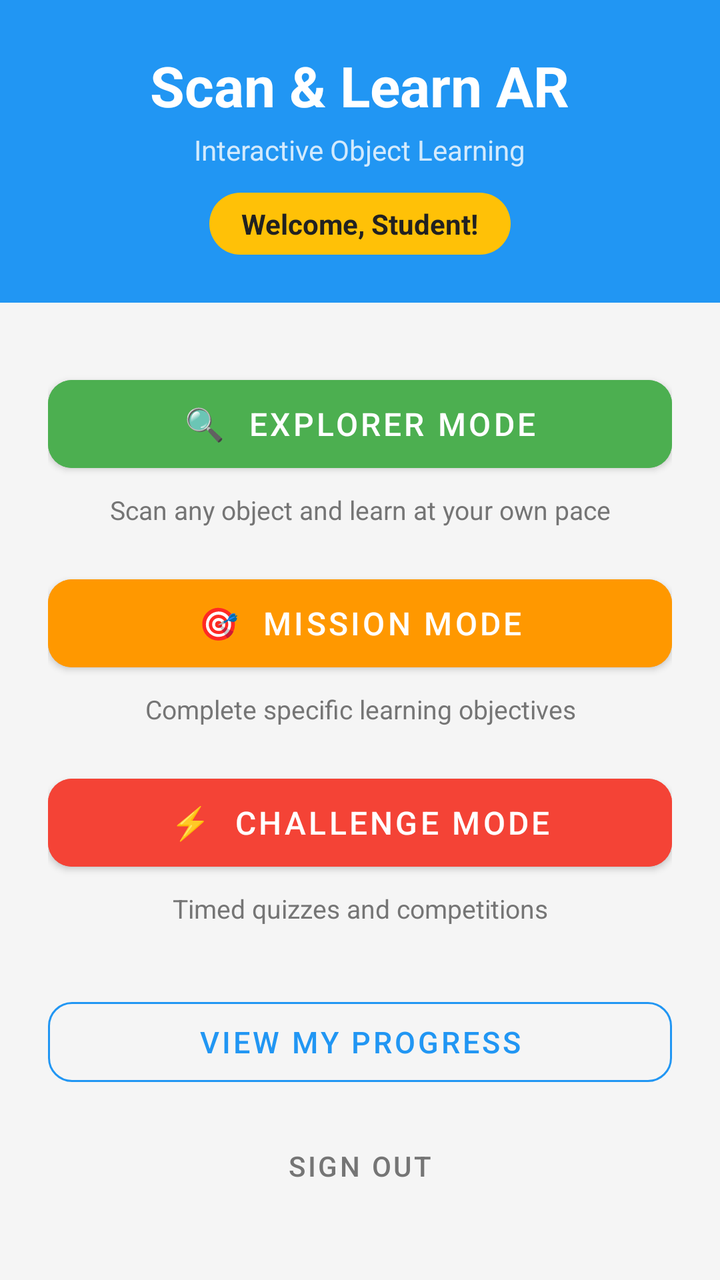
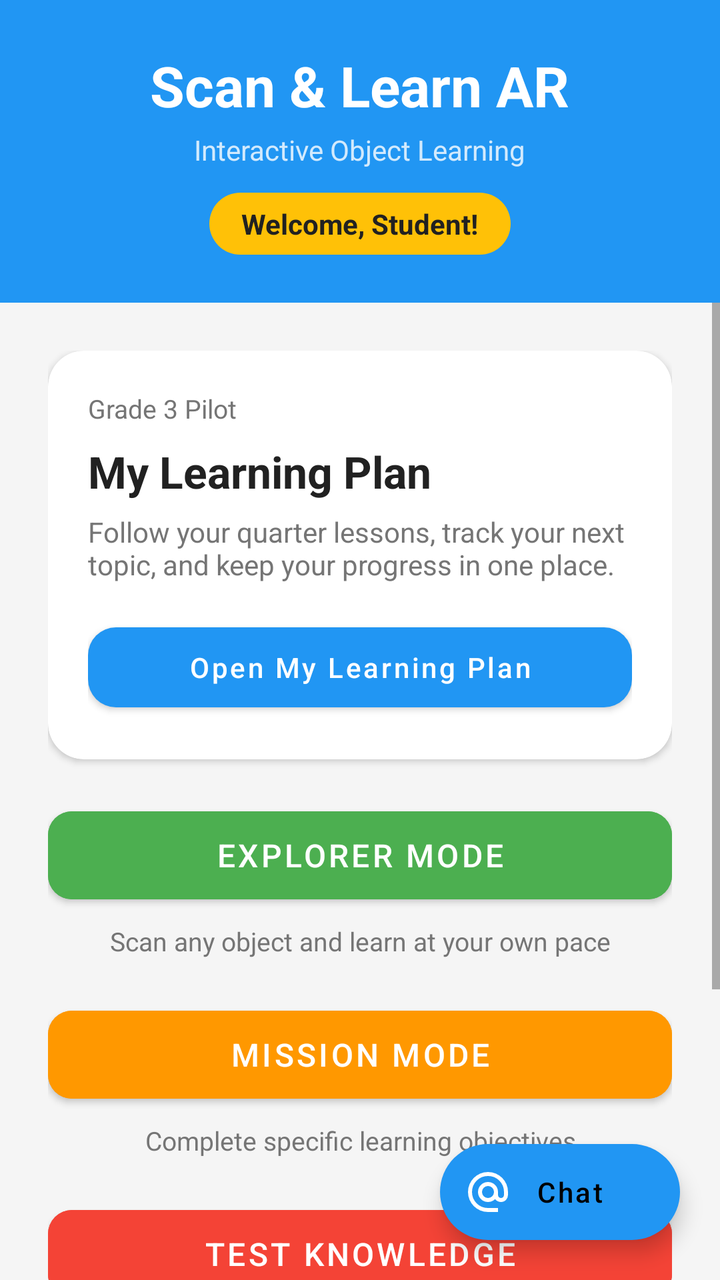

An Android layout rendered at two revisions. The XML below is the earlier revision; the diff shows what the commit changed to produce the second picture.
<!-- AndroidManifest.xml: activity theme Theme.ScanLearnAR.NoActionBar -->
<!-- res/layout/activity_home.xml -->
<?xml version="1.0" encoding="utf-8"?>
<LinearLayout xmlns:android="http://schemas.android.com/apk/res/android"
    xmlns:app="http://schemas.android.com/apk/res-auto"
    android:layout_width="match_parent"
    android:layout_height="match_parent"
    android:orientation="vertical"
    android:background="@color/background">

    <LinearLayout
        android:layout_width="match_parent"
        android:layout_height="wrap_content"
        android:orientation="vertical"
        android:background="@color/primary"
        android:padding="24dp"
        android:gravity="center">

        <TextView
            android:layout_width="wrap_content"
            android:layout_height="wrap_content"
            android:text="Scan &amp; Learn AR"
            android:textSize="28sp"
            android:textStyle="bold"
            android:textColor="@android:color/white" />

        <TextView
            android:layout_width="wrap_content"
            android:layout_height="wrap_content"
            android:text="Interactive Object Learning"
            android:textSize="14sp"
            android:textColor="#CCFFFFFF"
            android:layout_marginTop="4dp" />

        <TextView
            android:id="@+id/tvWelcome"
            android:layout_width="wrap_content"
            android:layout_height="wrap_content"
            android:text="Welcome, Student!"
            android:textSize="14sp"
            android:textStyle="bold"
            android:textColor="@color/text_primary"
            android:background="@drawable/bg_badge_yellow"
            android:paddingHorizontal="16dp"
            android:paddingVertical="6dp"
            android:layout_marginTop="12dp" />
    </LinearLayout>

    <ScrollView
        android:layout_width="match_parent"
        android:layout_height="0dp"
        android:layout_weight="1"
        android:fillViewport="true">

        <LinearLayout
            android:layout_width="match_parent"
            android:layout_height="wrap_content"
            android:orientation="vertical"
            android:gravity="center_vertical"
            android:padding="24dp"
            android:minHeight="400dp">

            <com.google.android.material.button.MaterialButton
                android:id="@+id/btnExplorer"
                android:layout_width="match_parent"
                android:layout_height="56dp"
                android:text="🔍  Explorer Mode"
                android:textSize="16sp"
                android:backgroundTint="@color/explorer"
                app:cornerRadius="12dp" />

            <TextView
                android:layout_width="match_parent"
                android:layout_height="wrap_content"
                android:text="Scan any object and learn at your own pace"
                android:textSize="13sp"
                android:textColor="@color/text_secondary"
                android:gravity="center"
                android:layout_marginTop="6dp"
                android:layout_marginBottom="20dp" />

            <com.google.android.material.button.MaterialButton
                android:id="@+id/btnMission"
                android:layout_width="match_parent"
                android:layout_height="56dp"
                android:text="🎯  Mission Mode"
                android:textSize="16sp"
                android:backgroundTint="@color/mission"
                app:cornerRadius="12dp" />

            <TextView
                android:layout_width="match_parent"
                android:layout_height="wrap_content"
                android:text="Complete specific learning objectives"
                android:textSize="13sp"
                android:textColor="@color/text_secondary"
                android:gravity="center"
                android:layout_marginTop="6dp"
                android:layout_marginBottom="20dp" />

            <com.google.android.material.button.MaterialButton
                android:id="@+id/btnChallenge"
                android:layout_width="match_parent"
                android:layout_height="56dp"
                android:text="⚡  Challenge Mode"
                android:textSize="16sp"
                android:backgroundTint="@color/challenge"
                app:cornerRadius="12dp" />

            <TextView
                android:layout_width="match_parent"
                android:layout_height="wrap_content"
                android:text="Timed quizzes and competitions"
                android:textSize="13sp"
                android:textColor="@color/text_secondary"
                android:gravity="center"
                android:layout_marginTop="6dp"
                android:layout_marginBottom="32dp" />

            <com.google.android.material.button.MaterialButton
                android:id="@+id/btnProgress"
                style="@style/Widget.MaterialComponents.Button.OutlinedButton"
                android:layout_width="match_parent"
                android:layout_height="52dp"
                android:text="View My Progress"
                android:textSize="15sp"
                app:strokeColor="@color/primary"
                app:cornerRadius="12dp"
                android:layout_marginBottom="12dp" />

            <com.google.android.material.button.MaterialButton
                android:id="@+id/btnLogout"
                style="@style/Widget.MaterialComponents.Button.TextButton"
                android:layout_width="match_parent"
                android:layout_height="48dp"
                android:text="Sign Out"
                android:textSize="14sp"
                android:textColor="@color/text_secondary"
                app:cornerRadius="12dp" />

        </LinearLayout>
    </ScrollView>
</LinearLayout>
<!-- resources referenced by this layout -->
<resources>
  <color name="background">#F5F5F5</color>
  <color name="challenge">#F44336</color>
  <color name="explorer">#4CAF50</color>
  <color name="mission">#FF9800</color>
  <color name="primary">#2196F3</color>
  <color name="text_primary">#212121</color>
  <color name="text_secondary">#757575</color>
  <!-- drawable bg_badge_yellow (drawable) -->
  <?xml version="1.0" encoding="utf-8"?>
  <shape xmlns:android="http://schemas.android.com/apk/res/android"
      android:shape="rectangle">
      <solid android:color="#FFC107" />
      <corners android:radius="20dp" />
  </shape>
  <style name="Theme.ScanLearnAR.NoActionBar">
          <item name="windowActionBar">false</item>
          <item name="windowNoTitle">true</item>
      </style>
</resources>

<!-- the commit's change to res/layout/activity_home.xml (unified diff, before → after) -->
@@ -1,141 +1,210 @@
 <?xml version="1.0" encoding="utf-8"?>
-<LinearLayout xmlns:android="http://schemas.android.com/apk/res/android"
+<FrameLayout xmlns:android="http://schemas.android.com/apk/res/android"
+    android:fitsSystemWindows="true"
     xmlns:app="http://schemas.android.com/apk/res-auto"
     android:layout_width="match_parent"
     android:layout_height="match_parent"
-    android:orientation="vertical"
     android:background="@color/background">
 
     <LinearLayout
         android:layout_width="match_parent"
-        android:layout_height="wrap_content"
-        android:orientation="vertical"
-        android:background="@color/primary"
-        android:padding="24dp"
-        android:gravity="center">
-
-        <TextView
-            android:layout_width="wrap_content"
-            android:layout_height="wrap_content"
-            android:text="Scan &amp; Learn AR"
-            android:textSize="28sp"
-            android:textStyle="bold"
-            android:textColor="@android:color/white" />
-
-        <TextView
-            android:layout_width="wrap_content"
-            android:layout_height="wrap_content"
-            android:text="Interactive Object Learning"
-            android:textSize="14sp"
-            android:textColor="#CCFFFFFF"
-            android:layout_marginTop="4dp" />
-
-        <TextView
-            android:id="@+id/tvWelcome"
-            android:layout_width="wrap_content"
-            android:layout_height="wrap_content"
-            android:text="Welcome, Student!"
-            android:textSize="14sp"
-            android:textStyle="bold"
-            android:textColor="@color/text_primary"
-            android:background="@drawable/bg_badge_yellow"
-            android:paddingHorizontal="16dp"
-            android:paddingVertical="6dp"
-            android:layout_marginTop="12dp" />
-    </LinearLayout>
-
-    <ScrollView
-        android:layout_width="match_parent"
-        android:layout_height="0dp"
-        android:layout_weight="1"
-        android:fillViewport="true">
+        android:layout_height="match_parent"
+        android:orientation="vertical">
 
         <LinearLayout
             android:layout_width="match_parent"
             android:layout_height="wrap_content"
+            android:background="@color/primary"
+            android:gravity="center"
             android:orientation="vertical"
-            android:gravity="center_vertical"
-            android:padding="24dp"
-            android:minHeight="400dp">
-
-            <com.google.android.material.button.MaterialButton
-                android:id="@+id/btnExplorer"
+            android:padding="24dp">
+
+            <TextView
+                android:layout_width="wrap_content"
+                android:layout_height="wrap_content"
+                android:text="Scan &amp; Learn AR"
+                android:textColor="@android:color/white"
+                android:textSize="28sp"
+                android:textStyle="bold" />
+
+            <TextView
+                android:layout_width="wrap_content"
+                android:layout_height="wrap_content"
+                android:layout_marginTop="4dp"
+                android:text="Interactive Object Learning"
+                android:textColor="#CCFFFFFF"
+                android:textSize="14sp" />
+
+            <TextView
+                android:id="@+id/tvWelcome"
+                android:layout_width="wrap_content"
+                android:layout_height="wrap_content"
+                android:layout_marginTop="12dp"
+                android:background="@drawable/bg_badge_yellow"
+                android:paddingHorizontal="16dp"
+                android:paddingVertical="6dp"
+                android:text="Welcome, Student!"
+                android:textColor="@color/text_primary"
+                android:textSize="14sp"
+                android:textStyle="bold" />
+        </LinearLayout>
+
+        <ScrollView
+            android:layout_width="match_parent"
+            android:layout_height="0dp"
+            android:layout_weight="1"
+            android:fillViewport="true">
+
+            <LinearLayout
                 android:layout_width="match_parent"
-                android:layout_height="56dp"
-                android:text="🔍  Explorer Mode"
-                android:textSize="16sp"
-                android:backgroundTint="@color/explorer"
-                app:cornerRadius="12dp" />
-
-            <TextView
-                android:layout_width="match_parent"
-                android:layout_height="wrap_content"
-                android:text="Scan any object and learn at your own pace"
-                android:textSize="13sp"
-                android:textColor="@color/text_secondary"
-                android:gravity="center"
-                android:layout_marginTop="6dp"
-                android:layout_marginBottom="20dp" />
-
-            <com.google.android.material.button.MaterialButton
-                android:id="@+id/btnMission"
-                android:layout_width="match_parent"
-                android:layout_height="56dp"
-                android:text="🎯  Mission Mode"
-                android:textSize="16sp"
-                android:backgroundTint="@color/mission"
-                app:cornerRadius="12dp" />
-
-            <TextView
-                android:layout_width="match_parent"
-                android:layout_height="wrap_content"
-                android:text="Complete specific learning objectives"
-                android:textSize="13sp"
-                android:textColor="@color/text_secondary"
-                android:gravity="center"
-                android:layout_marginTop="6dp"
-                android:layout_marginBottom="20dp" />
-
-            <com.google.android.material.button.MaterialButton
-                android:id="@+id/btnChallenge"
-                android:layout_width="match_parent"
-                android:layout_height="56dp"
-                android:text="⚡  Challenge Mode"
-                android:textSize="16sp"
-                android:backgroundTint="@color/challenge"
-                app:cornerRadius="12dp" />
-
-            <TextView
-                android:layout_width="match_parent"
-                android:layout_height="wrap_content"
-                android:text="Timed quizzes and competitions"
-                android:textSize="13sp"
-                android:textColor="@color/text_secondary"
-                android:gravity="center"
-                android:layout_marginTop="6dp"
-                android:layout_marginBottom="32dp" />
-
-            <com.google.android.material.button.MaterialButton
-                android:id="@+id/btnProgress"
-                style="@style/Widget.MaterialComponents.Button.OutlinedButton"
-                android:layout_width="match_parent"
-                android:layout_height="52dp"
-                android:text="View My Progress"
-                android:textSize="15sp"
-                app:strokeColor="@color/primary"
-                app:cornerRadius="12dp"
-                android:layout_marginBottom="12dp" />
-
-            <com.google.android.material.button.MaterialButton
-                android:id="@+id/btnLogout"
-                style="@style/Widget.MaterialComponents.Button.TextButton"
-                android:layout_width="match_parent"
-                android:layout_height="48dp"
-                android:text="Sign Out"
-                android:textSize="14sp"
-                android:textColor="@color/text_secondary"
-                app:cornerRadius="12dp" />
-
-        </LinearLayout>
-    </ScrollView>
-</LinearLayout>
+                android:layout_height="wrap_content"
+                android:gravity="center_vertical"
+                android:minHeight="400dp"
+                android:orientation="vertical"
+                android:padding="24dp">
+
+                <androidx.cardview.widget.CardView
+                    android:layout_width="match_parent"
+                    android:layout_height="wrap_content"
+                    android:layout_marginBottom="20dp"
+                    app:cardCornerRadius="18dp"
+                    app:cardElevation="2dp">
+
+                    <LinearLayout
+                        android:layout_width="match_parent"
+                        android:layout_height="wrap_content"
+                        android:orientation="vertical"
+                        android:padding="20dp">
+
+                        <TextView
+                            android:layout_width="wrap_content"
+                            android:layout_height="wrap_content"
+                            android:text="Grade 3 Pilot"
+                            android:textColor="@color/text_secondary"
+                            android:textSize="13sp" />
+
+                        <TextView
+                            android:id="@+id/tvLearningPlanTitle"
+                            android:layout_width="match_parent"
+                            android:layout_height="wrap_content"
+                            android:layout_marginTop="8dp"
+                            android:text="My Learning Plan"
+                            android:textColor="@color/text_primary"
+                            android:textSize="22sp"
+                            android:textStyle="bold" />
+
+                        <TextView
+                            android:id="@+id/tvLearningPlanSubtitle"
+                            android:layout_width="match_parent"
+                            android:layout_height="wrap_content"
+                            android:layout_marginTop="6dp"
+                            android:text="Follow your quarter lessons, track your next topic, and keep your progress in one place."
+                            android:textColor="@color/text_secondary"
+                            android:textSize="14sp" />
+
+                        <com.google.android.material.button.MaterialButton
+                            android:id="@+id/btnLearningPlan"
+                            android:layout_width="match_parent"
+                            android:layout_height="52dp"
+                            android:layout_marginTop="16dp"
+                            android:text="Open My Learning Plan"
+                            android:textAllCaps="false"
+                            app:cornerRadius="14dp" />
+                    </LinearLayout>
+                </androidx.cardview.widget.CardView>
+
+                <com.google.android.material.button.MaterialButton
+                    android:id="@+id/btnExplorer"
+                    android:layout_width="match_parent"
+                    android:layout_height="56dp"
+                    android:backgroundTint="@color/explorer"
+                    android:text="Explorer Mode"
+                    android:textSize="16sp"
+                    app:cornerRadius="12dp" />
+
+                <TextView
+                    android:layout_width="match_parent"
+                    android:layout_height="wrap_content"
+                    android:layout_marginTop="6dp"
+                    android:layout_marginBottom="20dp"
+                    android:gravity="center"
+                    android:text="Scan any object and learn at your own pace"
+                    android:textColor="@color/text_secondary"
+                    android:textSize="13sp" />
+
+                <com.google.android.material.button.MaterialButton
+                    android:id="@+id/btnMission"
+                    android:layout_width="match_parent"
+                    android:layout_height="56dp"
+                    android:backgroundTint="@color/mission"
+                    android:text="Mission Mode"
+                    android:textSize="16sp"
+                    app:cornerRadius="12dp" />
+
+                <TextView
+                    android:layout_width="match_parent"
+                    android:layout_height="wrap_content"
+                    android:layout_marginTop="6dp"
+                    android:layout_marginBottom="20dp"
+                    android:gravity="center"
+                    android:text="Complete specific learning objectives"
+                    android:textColor="@color/text_secondary"
+                    android:textSize="13sp" />
+
+                <com.google.android.material.button.MaterialButton
+                    android:id="@+id/btnChallenge"
+                    android:layout_width="match_parent"
+                    android:layout_height="56dp"
+                    android:backgroundTint="@color/challenge"
+                    android:text="Test Knowledge"
+                    android:textSize="16sp"
+                    app:cornerRadius="12dp" />
+
+                <TextView
+                    android:layout_width="match_parent"
+                    android:layout_height="wrap_content"
+                    android:layout_marginTop="6dp"
+                    android:layout_marginBottom="32dp"
+                    android:gravity="center"
+                    android:text="Review lesson quizzes without using the scanner"
+                    android:textColor="@color/text_secondary"
+                    android:textSize="13sp" />
+
+                <com.google.android.material.button.MaterialButton
+                    android:id="@+id/btnProgress"
+                    style="@style/Widget.MaterialComponents.Button.OutlinedButton"
+                    android:layout_width="match_parent"
+                    android:layout_height="52dp"
+                    android:layout_marginBottom="12dp"
+                    android:text="View My Progress"
+                    android:textSize="15sp"
+                    app:cornerRadius="12dp"
+                    app:strokeColor="@color/primary" />
+
+                <com.google.android.material.button.MaterialButton
+                    android:id="@+id/btnLogout"
+                    style="@style/Widget.MaterialComponents.Button.TextButton"
+                    android:layout_width="match_parent"
+                    android:layout_height="48dp"
+                    android:text="Sign Out"
+                    android:textColor="@color/text_secondary"
+                    android:textSize="14sp"
+                    app:cornerRadius="12dp" />
+
+            </LinearLayout>
+        </ScrollView>
+    </LinearLayout>
+
+    <com.google.android.material.floatingactionbutton.ExtendedFloatingActionButton
+        android:id="@+id/fabChat"
+        android:layout_width="wrap_content"
+        android:layout_height="wrap_content"
+        android:layout_gravity="bottom|end"
+        android:layout_margin="20dp"
+        android:text="Chat"
+        android:textAllCaps="false"
+        app:backgroundTint="@color/primary"
+        app:icon="@drawable/outline_alternate_email_24"
+        app:iconTint="@android:color/white" />
+
+</FrameLayout>
<!-- resource entries referenced after the edit -->
@@ -14,9 +14,31 @@
       <solid android:color="#FFC107" />
       <corners android:radius="20dp" />
   </shape>
-  <style name="Theme.ScanLearnAR.NoActionBar">
+  <!-- drawable outline_alternate_email_24 (drawable) -->
+  <vector xmlns:android="http://schemas.android.com/apk/res/android" android:height="24dp" android:tint="#000000" android:viewportHeight="960" android:viewportWidth="960" android:width="24dp">
+        
+      <path android:fillColor="@android:color/white" android:pathData="M480,880Q397,880 324,848.5Q251,817 197,763Q143,709 111.5,636Q80,563 80,480Q80,397 111.5,324Q143,251 197,197Q251,143 324,111.5Q397,80 480,80Q563,80 636,111.5Q709,143 763,197Q817,251 848.5,324Q880,397 880,480L880,538Q880,597 839.5,638.5Q799,680 740,680Q705,680 674,665Q643,650 622,622Q593,651 556.5,665.5Q520,680 480,680Q397,680 338.5,621.5Q280,563 280,480Q280,397 338.5,338.5Q397,280 480,280Q563,280 621.5,338.5Q680,397 680,480L680,538Q680,564 697,582Q714,600 740,600Q766,600 783,582Q800,564 800,538L800,480Q800,346 707,253Q614,160 480,160Q346,160 253,253Q160,346 160,480Q160,614 253,707Q346,800 480,800L680,800L680,880L480,880ZM565,565Q600,530 600,480Q600,430 565,395Q530,360 480,360Q430,360 395,395Q360,430 360,480Q360,530 395,565Q430,600 480,600Q530,600 565,565Z"/>
+      
+  </vector>
+  <style name="Theme.ScanLearnAR.NoActionBar" parent="Theme.ScanLearnAR">
           <item name="windowActionBar">false</item>
           <item name="windowNoTitle">true</item>
+          <item name="android:windowFullscreen">false</item>
+          <item name="android:windowDrawsSystemBarBackgrounds">true</item>
+          <item name="android:statusBarColor">@color/primary_dark</item>
+          <item name="android:windowLayoutInDisplayCutoutMode">never</item>
+          <item name="android:windowLightStatusBar">true</item>
       </style>
+  <style name="Theme.ScanLearnAR" parent="Theme.MaterialComponents.DayNight.DarkActionBar">
+          <item name="colorPrimary">@color/primary</item>
+          <item name="colorPrimaryVariant">@color/primary_dark</item>
+          <item name="colorOnPrimary">@android:color/white</item>
+          <item name="android:statusBarColor">@color/primary_dark</item>
+          <item name="android:windowFullscreen">false</item>
+          <item name="android:windowDrawsSystemBarBackgrounds">true</item>
+          <item name="android:windowLayoutInDisplayCutoutMode">never</item>
+          <item name="android:windowLightStatusBar">true</item>
+      </style>
+  <color name="primary_dark">#1976D2</color>
 </resources>
 
